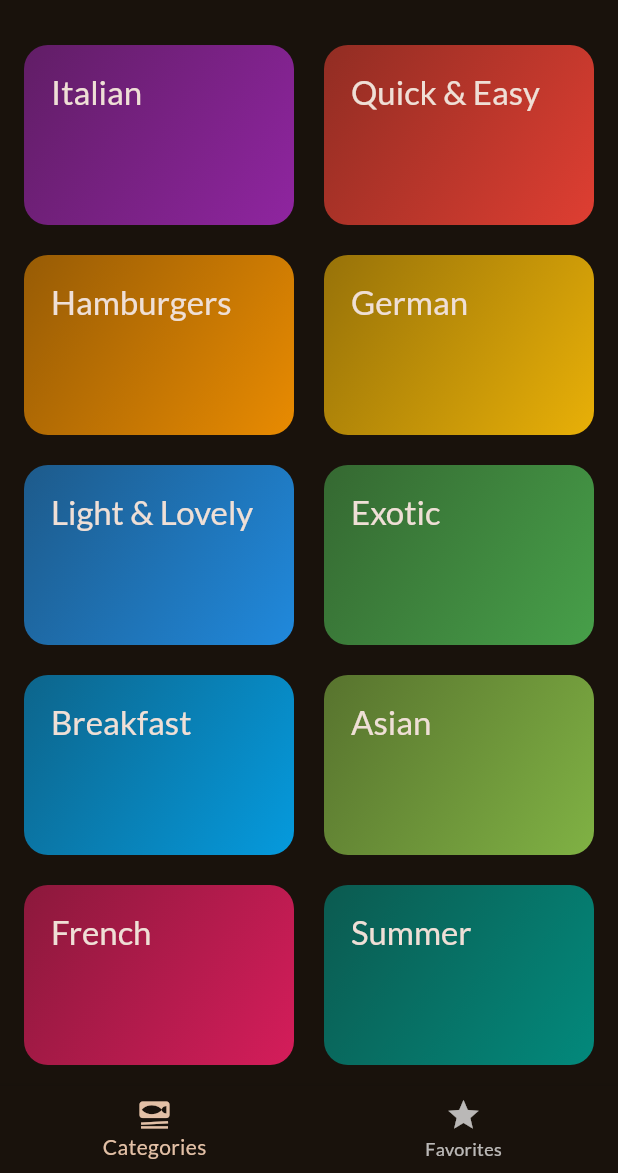
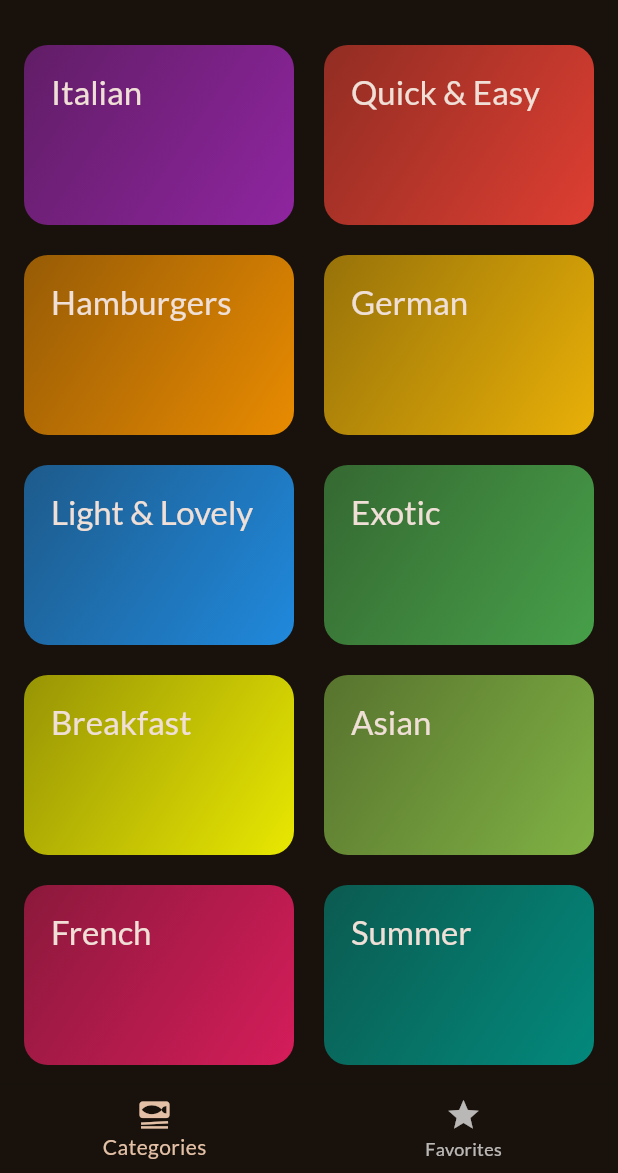
Before and after one commit to Joexwilly/meals, a Flutter app: the screen it shows after launch, on a phone screen of 412 x 824 dp, the part 63-1236 px from its top. Run offline on Flutter 3.47's test engine with Material 2 defaults, Android fonts, the phone set to English and light mode, and no system bars; our stand-ins replace flutter_riverpod, google_fonts, transparent_image.

Commit message:
edited color

```diff
--- a/lib/data/dummy_data.dart
+++ b/lib/data/dummy_data.dart
@@ -38,7 +38,7 @@ const availableCategories = [
   Category(
     id: 'c7',
     title: 'Breakfast',
-    color: Colors.lightBlue,
+    color: Colors.yellowAccent,
   ),
   Category(
     id: 'c8',
```
